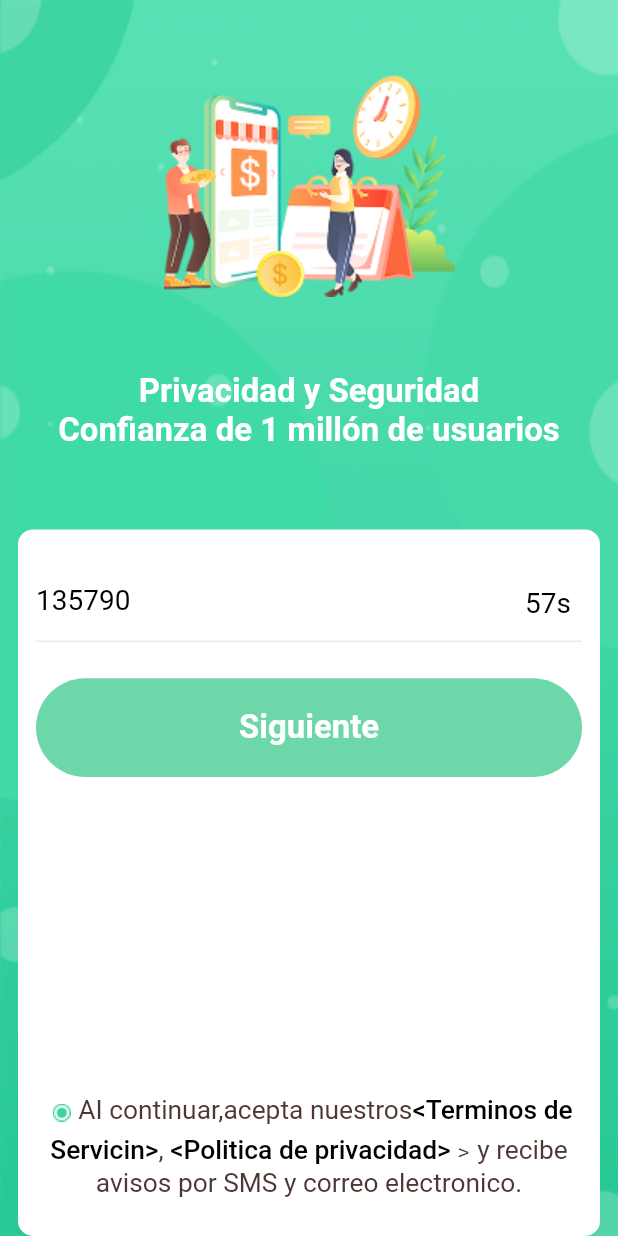
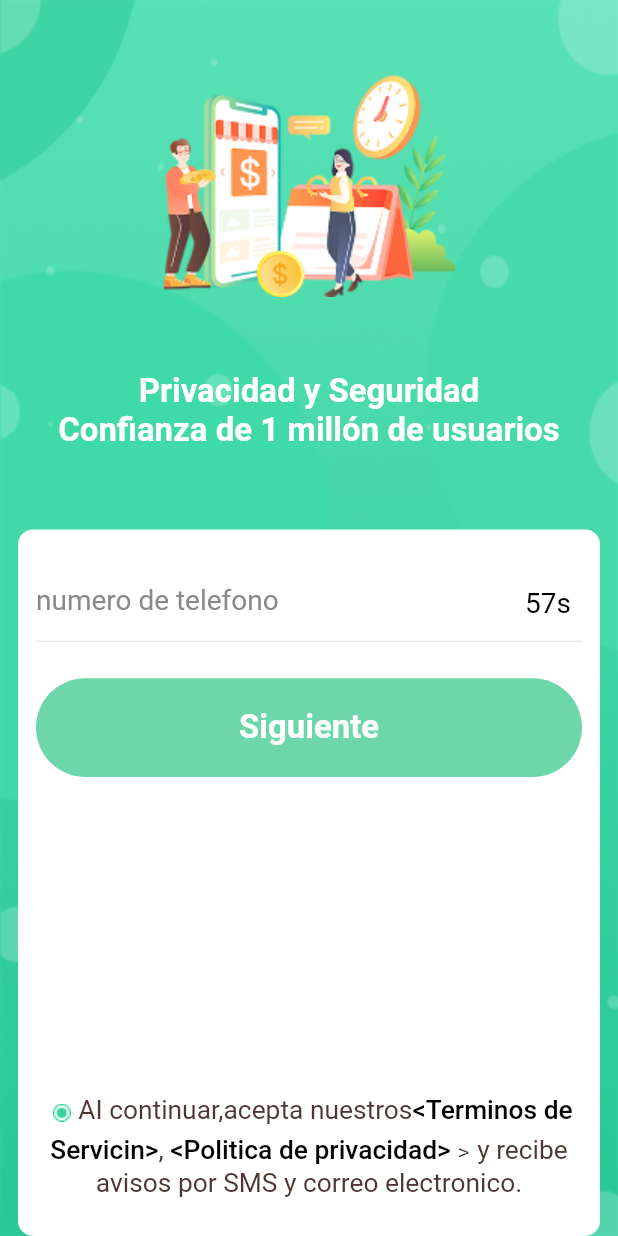
Before and after one commit to diligencefu/mxgApp, a Flutter app: the RegisterPage screen opened by its route, after a tap on "Siguiente", on a phone screen of 412 x 824 dp. Run offline on Flutter 3.47's test engine with Material 2 defaults, Android fonts, the phone set to English and light mode, and no system bars; drawn by our look-alikes of flutter_easyloading; our stand-ins replace bot_toast, device_info_plus, dio, event_bus, flutter_image_compress, flutter_native_timezone and 8 more; missing offline and left inert: common_utils, dart:ffi, flutter_webview_plugin, fluttercontactpicker, imei_plugin, install_referrer and 2 more; network calls fail.

Commit message:
取消默认值

```diff
--- a/lib/modules/auth/login/state.dart
+++ b/lib/modules/auth/login/state.dart
@@ -2,7 +2,7 @@ import 'package:flutter/material.dart';
 import 'package:get/state_manager.dart';
 
 class LoginState {
-  var controller1 = TextEditingController(text: "8656315842"); // 18161218432
+  var controller1 = TextEditingController(text: "8656315843"); // 18161218432
 
   RxBool agree = true.obs;
   LoginState() {
--- a/lib/modules/auth/register/logic.dart
+++ b/lib/modules/auth/register/logic.dart
@@ -87,12 +87,12 @@ class RegisterLogic extends GetxController {
     if (Get.arguments["existed"] == true) {
       method = "login";
     } else {
-      deviceData.remove("appName");
-      deviceData.remove("releaseDate");
-      deviceData.remove("isRooted");
-      deviceData.remove("timeZoneId");
-      deviceData.remove("mac");
-      deviceData.remove("timeZone");
+      // deviceData.remove("appName");
+      // deviceData.remove("releaseDate");
+      // deviceData.remove("isRooted");
+      // deviceData.remove("timeZoneId");
+      // deviceData.remove("mac");
+      // deviceData.remove("timeZone");
       UserRepository.register(deviceData).then((value) {
         if (value != null) {
           SpUtil.putString(CacheConstants.token, value["token"]);
--- a/lib/modules/auth/register/state.dart
+++ b/lib/modules/auth/register/state.dart
@@ -4,7 +4,7 @@ import 'package:flutter/material.dart';
 import 'package:get/state_manager.dart';
 
 class RegisterState {
-  var controller1 = TextEditingController(text: "135790"); // 18161218432
+  var controller1 = TextEditingController(text: ""); // 18161218432
 
   RxBool agree = false.obs;
 
--- a/lib/modules/webview/view.dart
+++ b/lib/modules/webview/view.dart
@@ -52,6 +52,7 @@ class WebviewPage extends StatelessWidget {
         "callbackMap: $callbackMap \n =============");
     state.flutterWebViewPlugin
         .evalJavascript("$callbackName(${json.encode(callbackMap)})");
+    logger("$callbackName(${json.encode(callbackMap)})");
   }
 
   static final DeviceInfoPlugin deviceInfoPlugin = DeviceInfoPlugin();
```
